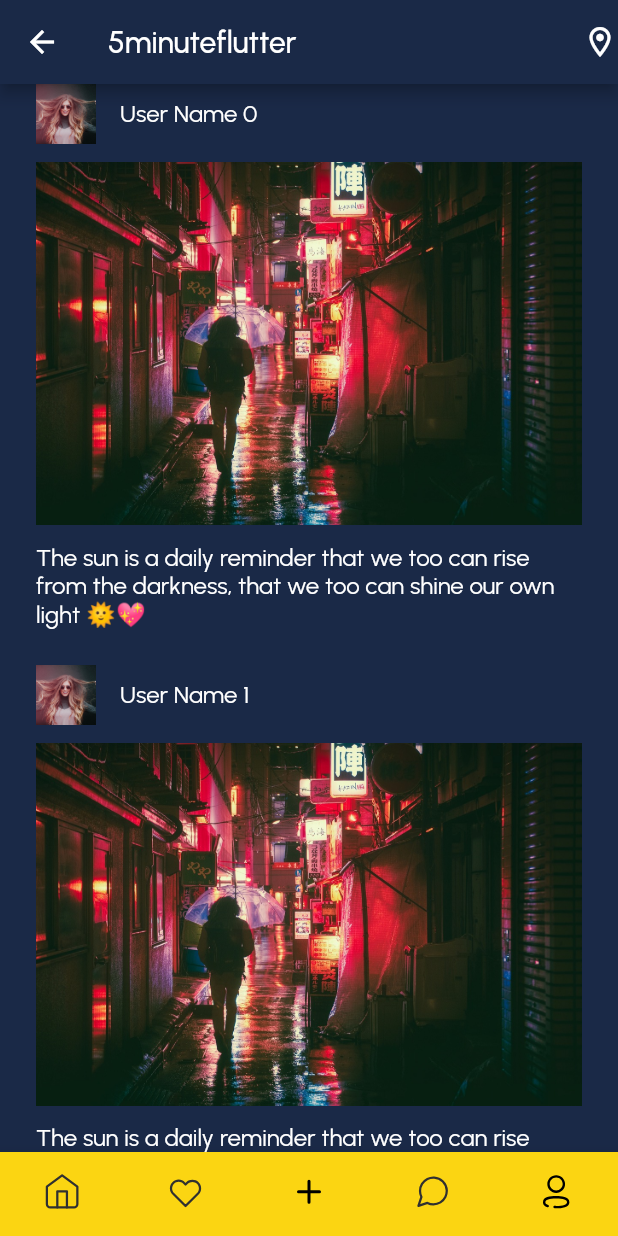
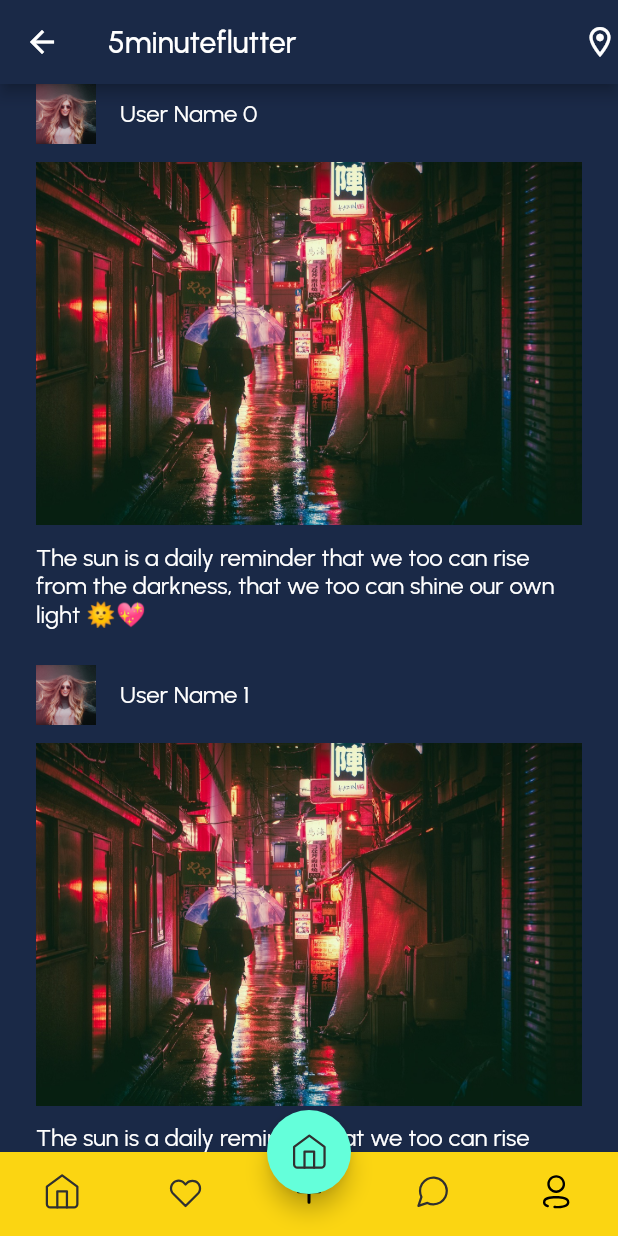
Before and after one commit to devlahirudinelka/uiflutter, a Flutter app: the MainPage screen opened by its route, on a phone screen of 412 x 824 dp. Run offline on Flutter 3.47's test engine with Material 2 defaults, Android fonts, the phone set to English and light mode, and no system bars; our stand-ins replace flutter_svg.

```diff
--- a/lib/pages/main_page.dart
+++ b/lib/pages/main_page.dart
@@ -2,6 +2,7 @@ import 'package:flutter/material.dart';
 import 'package:flutter_learn/pages/home_page.dart';
 import 'package:flutter_learn/pages/profile_page.dart';
 import 'package:flutter_learn/styles/app_colors.dart';
+
 import 'package:flutter_svg/flutter_svg.dart';
 
 class MainPage extends StatefulWidget {
@@ -17,6 +18,14 @@ class _MainPageState extends State<MainPage> {
   @override
   Widget build(BuildContext context) {
     return Scaffold(
+      floatingActionButtonLocation:
+          FloatingActionButtonLocation.miniCenterDocked,
+      floatingActionButton: FloatingActionButton(
+        onPressed: () {
+          Navigator.of(context).pushReplacementNamed('/');
+        },
+        child: SvgPicture.asset('assets/svg/ic_home.svg'),
+      ),
       body: pages[currentIndex],
       bottomNavigationBar: BottomNavigationBar(
         items: [
@@ -41,6 +50,7 @@ class _MainPageState extends State<MainPage> {
             label: 'User',
           ),
         ],
+        elevation: 0.1,
         currentIndex: currentIndex,
         onTap: (index) {
           setState(() {
```
